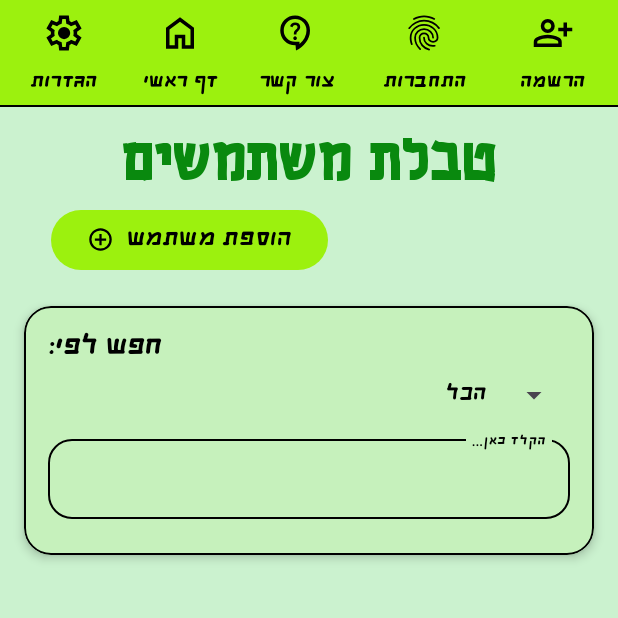
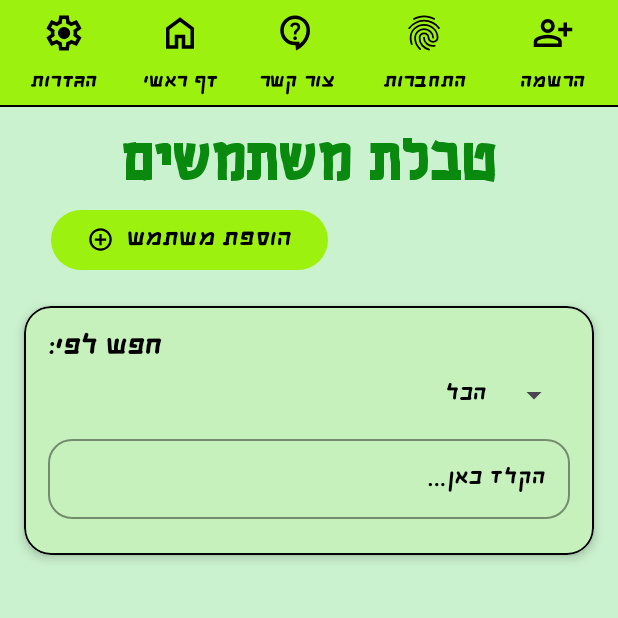
Before and after one commit to sagiv23/ShvilHazhav, an Android app: the UsersTableActivity screen opened directly, with no data from a screen before it, on a phone screen of 412 x 824 dp, the top half of it. Run offline under Robolectric (Android 15) with nearby library versions, the phone set to English and light mode, and no system bars; our stand-ins replace Dagger/Hilt's generated code, Firebase (no records; nobody signed in at launch, a user with empty details on screens opened directly); 2 statements that could not run were skipped.

Commit message:
Here we go again

```diff
--- a/app/src/main/java/com/example/sagivproject/screens/MedicationListActivity.java
+++ b/app/src/main/java/com/example/sagivproject/screens/MedicationListActivity.java
@@ -128,6 +128,12 @@ public class MedicationListActivity extends BaseActivity {
         spinnerSearchType.setOnItemSelectedListener(new AdapterView.OnItemSelectedListener() {
             @Override
             public void onItemSelected(AdapterView<?> parent, View view, int position, long id) {
+                if (position == 0) { // "הכל"
+                    editSearch.setText("");
+                    editSearch.setEnabled(false);
+                } else {
+                    editSearch.setEnabled(true);
+                }
                 filterMedications(editSearch.getText().toString());
             }
 
--- a/app/src/main/java/com/example/sagivproject/screens/UsersTableActivity.java
+++ b/app/src/main/java/com/example/sagivproject/screens/UsersTableActivity.java
@@ -158,6 +158,12 @@ public class UsersTableActivity extends BaseActivity {
         spinnerSearchType.setOnItemSelectedListener(new AdapterView.OnItemSelectedListener() {
             @Override
             public void onItemSelected(AdapterView<?> parent, View view, int position, long id) {
+                if (position == 0) { // "הכל"
+                    editSearch.setText("");
+                    editSearch.setEnabled(false);
+                } else {
+                    editSearch.setEnabled(true);
+                }
                 filterUsers(editSearch.getText().toString().trim());
             }
 
--- a/app/src/main/res/layout/activity_math_problems.xml
+++ b/app/src/main/res/layout/activity_math_problems.xml
@@ -133,6 +133,7 @@
                         tools:text="43 + 37 =" />
 
                     <com.google.android.material.card.MaterialCardView
+                        android:id="@+id/cv_MathProblemsPage_answer_container"
                         android:layout_width="match_parent"
                         android:layout_height="60dp"
                         android:layout_marginBottom="24dp"
```
Also changed, not shown: app/src/main/java/com/example/sagivproject/screens/MathProblemsActivity.java (+29 -6 lines), app/src/main/java/com/example/sagivproject/MainApplication.java (line endings or trailing spaces), app/src/main/java/com/example/sagivproject/adapters/MedicationListAdapter.java (line endings or trailing spaces), app/src/main/java/com/example/sagivproject/bases/BaseAdapter.java (line endings or trailing spaces), app/src/main/java/com/example/sagivproject/services/notifications/AlarmReceiver.java (line endings or trailing spaces).
